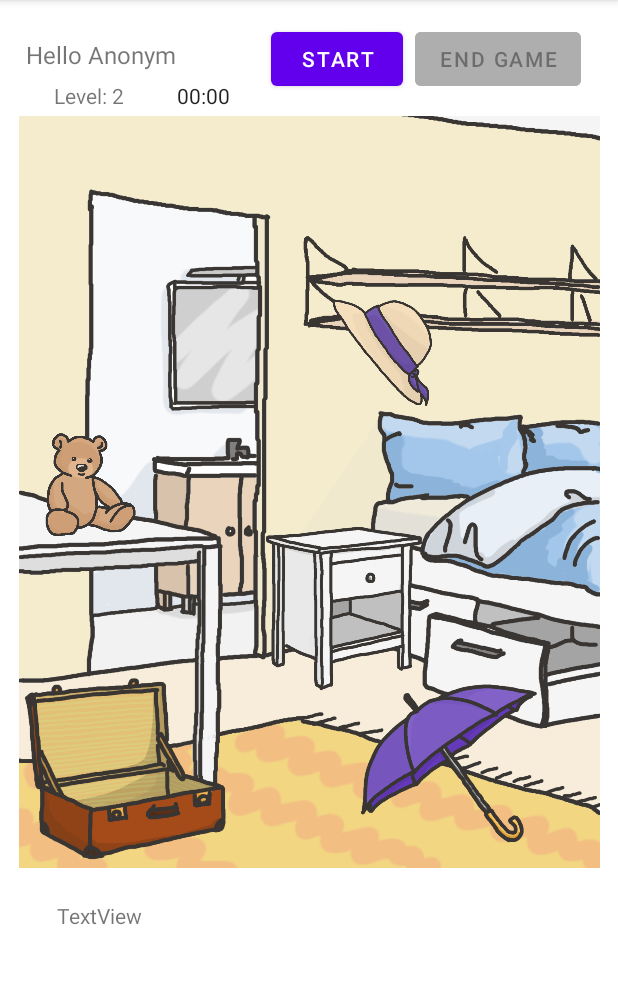
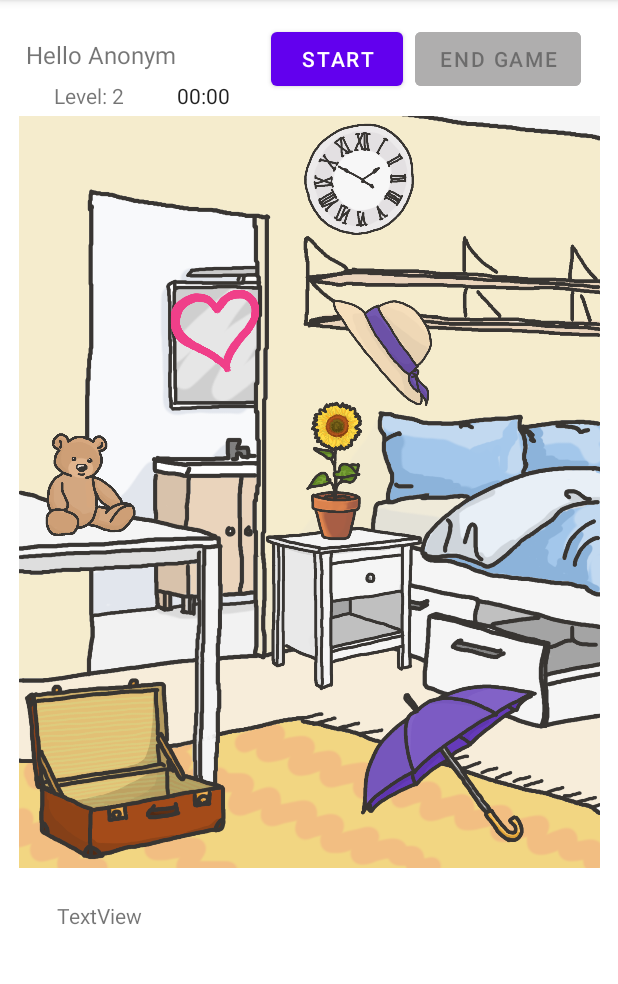
Before and after one commit to EndeavourHolmes/SuitcaseGame, an Android app: the screen it shows after launch (PlayActivity), after a tap on "PLAY", on a phone screen of 412 x 824 dp, the part 84-1068 px from its top. Run offline under Robolectric (Android 15) with nearby library versions, the phone set to English and light mode, and no system bars.

Commit message:
Settings, images included

```diff
--- a/app/src/main/java/com/example/koffer/PlayActivity.java
+++ b/app/src/main/java/com/example/koffer/PlayActivity.java
@@ -72,8 +72,17 @@ public class PlayActivity extends AppCompatActivity {
         listImageViewObjects.add((ImageView) findViewById(R.id.imgTeddy));
         listImageViewObjects.add((ImageView) findViewById(R.id.imgNightTable));
         listImageViewObjects.add((ImageView) findViewById(R.id.imgUmbrella));
+        listImageViewObjects.add((ImageView) findViewById(R.id.imgFlower));
+        listImageViewObjects.add((ImageView) findViewById(R.id.imgHeart));
+        listImageViewObjects.add((ImageView) findViewById(R.id.imgClock));
+        listImageViewObjects.add((ImageView) findViewById(R.id.imgToothbrush));
+        listImageViewObjects.add((ImageView) findViewById(R.id.imgPaintingBird));
+        listImageViewObjects.add((ImageView) findViewById(R.id.imgBook));
+        listImageViewObjects.add((ImageView) findViewById(R.id.imgPillow));
 
-        /* //TODO: aktivieren, wenn 20 Bilder im Spiel
+
+        listImageViewObjects.add((ImageView) findViewById(R.id.imgLamp));
+
         switch (Pictures.level){
             case 1:
                 for (int i = 4; i < listImageViewObjects.size(); i++){
@@ -81,19 +90,19 @@ public class PlayActivity extends AppCompatActivity {
                 }
                 break;
             case 2:
-                for (int i = 9; i < listImageViewObjects.size(); i++){
+                for (int i = 7; i < listImageViewObjects.size(); i++){
                     listImageViewObjects.get(i).setVisibility(View.GONE);
                 }
                 break;
             case 3:
-                for (int i = 14; i < listImageViewObjects.size(); i++){
+                for (int i = 9; i < listImageViewObjects.size(); i++){
                     listImageViewObjects.get(i).setVisibility(View.GONE);
                 }
                 break;
             case 4:
                 break;
         }
-        */
+
 
         // Set name for pictures // TODO: Anpassen an Level/ Bildanzahl
         String namePicture = "";
@@ -141,6 +150,7 @@ public class PlayActivity extends AppCompatActivity {
         btnStartTimer.setEnabled(true);
     }
 
+    // TODO: Bugfix: Start -> Ende -> Start -> NPC springt nicht an
     public void startGame(View v){
         //Start timer and game
         Toast.makeText(this,"Start",Toast.LENGTH_LONG).show();
--- a/app/src/main/java/com/example/koffer/Settings.java
+++ b/app/src/main/java/com/example/koffer/Settings.java
@@ -34,15 +34,15 @@ public class Settings extends AppCompatActivity {
                         chosenLevel = level;
                         break;
                     case 2:
-                        textViewLevel.setText("Level 2 \n\nChoose between 10 items to put into your suitcase.");
+                        textViewLevel.setText("Level 2 \n\nChoose between 8 items to put into your suitcase.");
                         chosenLevel = level;
                         break;
                     case 3:
-                        textViewLevel.setText("Level 3 \n\nChoose between 15 items to put into your suitcase.");
+                        textViewLevel.setText("Level 3 \n\nChoose between 10 items to put into your suitcase.");
                         chosenLevel = level;
                         break;
                     case 4:
-                        textViewLevel.setText("Level 4 \n\nChoose between 20 items to put into your suitcase.");
+                        textViewLevel.setText("Level 4 \n\nChoose between 12 items to put into your suitcase.");
                         chosenLevel = level;
                         break;
                 }
--- a/app/src/main/res/layout/activity_play.xml
+++ b/app/src/main/res/layout/activity_play.xml
@@ -81,6 +81,84 @@
                 android:layout_marginStart="195dp"
                 android:layout_marginTop="364dp"
                 app:srcCompat="@drawable/umbrella" />
+
+            <ImageView
+                android:id="@+id/imgBook"
+                android:layout_width="99dp"
+                android:layout_height="121dp"
+                android:layout_alignParentStart="true"
+                android:layout_alignParentTop="true"
+                android:layout_marginStart="290dp"
+                android:layout_marginTop="79dp"
+                app:srcCompat="@drawable/book" />
+
+            <ImageView
+                android:id="@+id/imgClock"
+                android:layout_width="83dp"
+                android:layout_height="79dp"
+                android:layout_alignParentStart="true"
+                android:layout_alignParentTop="true"
+                android:layout_marginStart="186dp"
+                android:layout_marginTop="2dp"
+                app:srcCompat="@drawable/clock" />
+
+            <ImageView
+                android:id="@+id/imgFlower"
+                android:layout_width="98dp"
+                android:layout_height="107dp"
+                android:layout_alignParentStart="true"
+                android:layout_alignParentTop="true"
+                android:layout_marginStart="163dp"
+                android:layout_marginTop="181dp"
+                app:srcCompat="@drawable/flower" />
+
+            <ImageView
+                android:id="@+id/imgHeart"
+                android:layout_width="65dp"
+                android:layout_height="73dp"
+                android:layout_alignParentStart="true"
+                android:layout_alignParentTop="true"
+                android:layout_marginStart="100dp"
+                android:layout_marginTop="107dp"
+                app:srcCompat="@drawable/heart" />
+
+            <ImageView
+                android:id="@+id/imgLamp"
+                android:layout_width="103dp"
+                android:layout_height="102dp"
+                android:layout_alignParentStart="true"
+                android:layout_alignParentTop="true"
+                app:srcCompat="@drawable/lamp" />
+
+            <ImageView
+                android:id="@+id/imgPaintingBird"
+                android:layout_width="116dp"
+                android:layout_height="91dp"
+                android:layout_alignParentStart="true"
+                android:layout_alignParentTop="true"
+                android:layout_marginStart="273dp"
+                android:layout_marginTop="2dp"
+                app:srcCompat="@drawable/paintingbird" />
+
+            <ImageView
+                android:id="@+id/imgPillow"
+                android:layout_width="83dp"
+                android:layout_height="77dp"
+                android:layout_alignParentStart="true"
+                android:layout_alignParentTop="true"
+                android:layout_marginStart="298dp"
+                android:layout_marginTop="178dp"
+                app:srcCompat="@drawable/pillow" />
+
+            <ImageView
+                android:id="@+id/imgToothbrush"
+                android:layout_width="73dp"
+                android:layout_height="82dp"
+                android:layout_alignParentStart="true"
+                android:layout_alignParentTop="true"
+                android:layout_marginStart="73dp"
+                android:layout_marginTop="160dp"
+                app:srcCompat="@drawable/toothbrush" />
 
 
         </RelativeLayout>
```
Also changed, not shown: app/src/main/res/drawable/book.png (added), app/src/main/res/drawable/clock.png (added), app/src/main/res/drawable/flower.png (added), app/src/main/res/drawable/heart.png (added), app/src/main/res/drawable/lamp.png (added), app/src/main/res/drawable/paintingbird.png (added), app/src/main/res/drawable/pillow.png (added), app/src/main/res/drawable/toothbrush.png (added).
